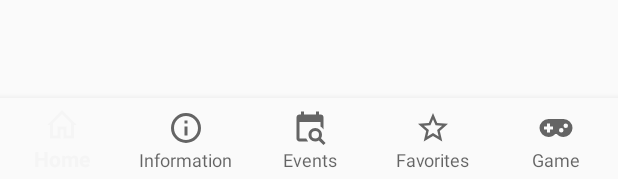
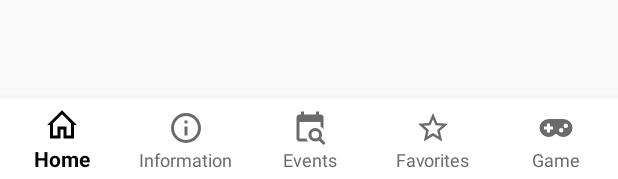
Before and after one commit to alexanmm/HarvardArtMuseums, an Android app: the layout activity_favs.xml on its own in the app's theme, with its tools: preview values and no code run, on a phone screen of 412 x 824 dp. Shown: the part 1054-1233 px from the top of the screen. Run offline under Robolectric (Android 15) with nearby library versions, the light colour scheme and no system bars.

Commit message:
BottomNavigation Correct.

```diff
--- /dev/null
+++ b/app/src/main/res/drawable/bottom_nav_icon_color_selector.xml
@@ -0,0 +1,6 @@
+<?xml version="1.0" encoding="utf-8"?>
+<selector xmlns:android="http://schemas.android.com/apk/res/android">
+    <item android:state_checked="true" android:color="#020202" />
+    <item android:state_pressed="true" android:state_enabled="true" android:color="#6B6B6B" />
+    <item android:color="#6B6B6B" />
+</selector>
--- a/app/src/main/res/layout/activity_events.xml
+++ b/app/src/main/res/layout/activity_events.xml
@@ -26,7 +26,10 @@
         android:id="@+id/navigation"
         android:layout_width="0dp"
         android:layout_height="wrap_content"
-        android:background="?android:attr/windowBackground"
+        android:background="#FFFFFF"
+        app:itemIconTint="@drawable/bottom_nav_icon_color_selector"
+        app:itemTextColor="@drawable/bottom_nav_icon_color_selector"
+        app:labelVisibilityMode="labeled"
         app:layout_constraintBottom_toBottomOf="parent"
         app:layout_constraintEnd_toEndOf="parent"
         app:layout_constraintStart_toStartOf="parent"
--- a/app/src/main/res/layout/activity_favs.xml
+++ b/app/src/main/res/layout/activity_favs.xml
@@ -23,7 +23,9 @@
         android:id="@+id/navigation"
         android:layout_width="0dp"
         android:layout_height="wrap_content"
-        android:background="?android:attr/windowBackground"
+        android:background="#FFFFFF"
+        app:itemIconTint="@drawable/bottom_nav_icon_color_selector"
+        app:itemTextColor="@drawable/bottom_nav_icon_color_selector"
         app:labelVisibilityMode="labeled"
         app:layout_constraintBottom_toBottomOf="parent"
         app:layout_constraintEnd_toEndOf="parent"
--- a/app/src/main/res/layout/toolbar.xml
+++ b/app/src/main/res/layout/toolbar.xml
@@ -5,6 +5,7 @@
     xmlns:app="http://schemas.android.com/apk/res-auto"
     android:background="@color/colorPrimary"
     app:titleTextColor="@color/titleTextColor"
-    android:elevation="4dp">
+    android:elevation="4dp"
+    >
 
 </android.support.v7.widget.Toolbar>
--- a/app/src/main/res/menu/navigation.xml
+++ b/app/src/main/res/menu/navigation.xml
@@ -4,26 +4,26 @@
     <item
         android:id="@+id/navigation_home"
         android:icon="@drawable/ic_home"
-        android:title="Home" />
+        android:title="@string/menu_home" />
 
     <item
         android:id="@+id/navigation_information"
         android:icon="@drawable/ic_information"
-        android:title="Information" />
+        android:title="@string/menu_information" />
 
     <item
         android:id="@+id/navigation_events"
         android:icon="@drawable/ic_events"
-        android:title="Events" />
+        android:title="@string/menu_events" />
 
     <item
         android:id="@+id/navigation_favorites"
         android:icon="@drawable/ic_star"
-        android:title="Favorites" />
+        android:title="@string/menu_favorites" />
 
     <item
         android:id="@+id/navigation_game"
         android:icon="@drawable/ic_game"
-        android:title="Game" />
+        android:title="@string/menu_game" />
 
 </menu>
--- a/app/src/main/res/values/strings.xml
+++ b/app/src/main/res/values/strings.xml
@@ -13,4 +13,9 @@
     <string name="create_account">Create account</string>
     <string name="or">OR</string>
     <string name="title_activity_favs">FavsActivity</string>
+    <string name="menu_home">Home</string>
+    <string name="menu_information">Information</string>
+    <string name="menu_events">Events</string>
+    <string name="menu_favorites">Favorites</string>
+    <string name="menu_game">Game</string>
 </resources>
```
Also changed, not shown: app/src/main/java/br/com/digitalhouse/harvardartmuseums/events/EventsActivity.java (+6 -1 lines), app/src/main/java/br/com/digitalhouse/harvardartmuseums/favs/FavsActivity.java (+0 -8 lines), app/src/main/java/br/com/digitalhouse/harvardartmuseums/menu/MenuActivity.java (+1 -8 lines).
